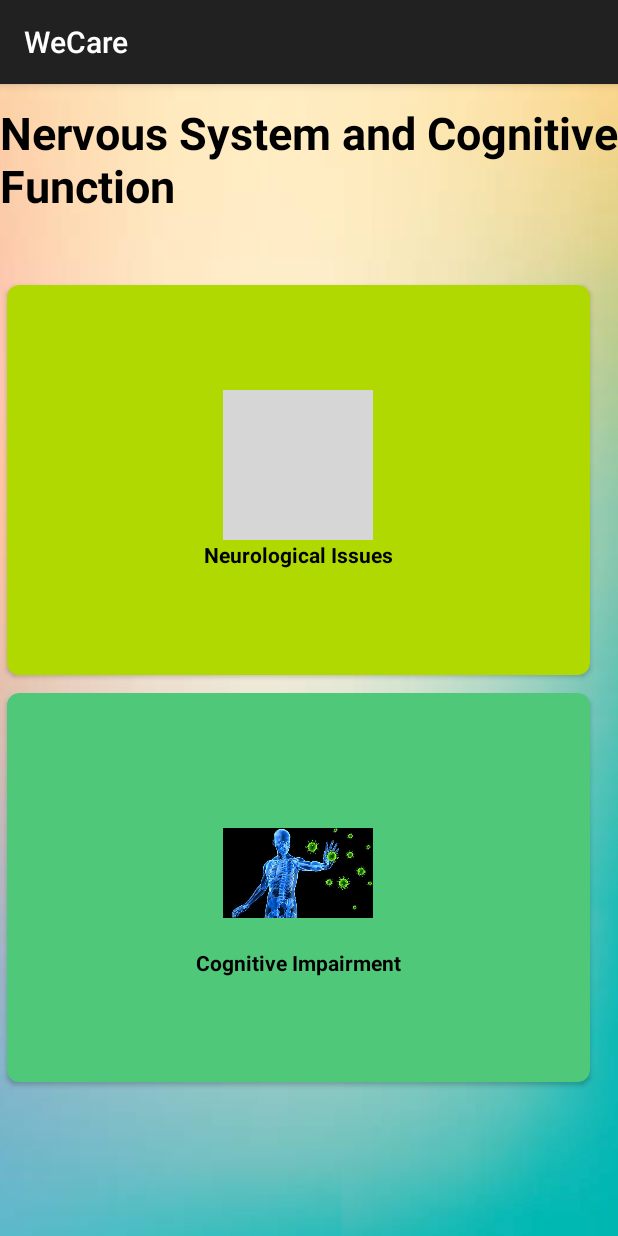
After one commit to krishnasmv/cs639-Team9, an Android app built with Jetpack Compose: the NervousSystem screen opened directly, with no data from a screen before it, on a phone screen of 412 x 824 dp. The commit adds this screen. Run offline under Robolectric (Android 15) with nearby library versions, the phone set to English and light mode, and no system bars; grey boxes are pictures that could not be loaded.

Commit message:
blood and nervous symptoms navigation

```diff
--- /dev/null
+++ b/app/src/main/java/com/example/wecare/NervousSystem.kt
@@ -0,0 +1,35 @@
+package com.example.wecare
+
+import android.os.Bundle
+import androidx.activity.enableEdgeToEdge
+import androidx.appcompat.app.AppCompatActivity
+import androidx.core.view.ViewCompat
+import androidx.core.view.WindowInsetsCompat
+import android.content.Context
+import android.content.Intent
+
+import android.widget.Toast
+import androidx.cardview.widget.CardView
+
+class NervousSystem : AppCompatActivity() {
+    private lateinit var binding: GeneralSymptoms
+    override fun onCreate(savedInstanceState: Bundle?) {
+        super.onCreate(savedInstanceState)
+//        enableEdgeToEdge()
+        setContentView(R.layout.activity_nervous_system);
+//        val sharedPreferences = getSharedPreferences("shared_prefs", Context.MODE_PRIVATE)
+//        val username = sharedPreferences.getString("username","").toString();
+//        Toast.makeText(applicationContext,"welcome "+username, Toast.LENGTH_SHORT).show();
+
+        val neurocard: CardView = findViewById(R.id.neurological)
+        neurocard.setOnClickListener {
+            startActivity(Intent(this, Neurological::class.java))
+        }
+
+        val cognitivecard: CardView = findViewById(R.id.cognitive)
+        cognitivecard.setOnClickListener {
+            startActivity(Intent(this, CognitiveImpairment::class.java))
+        }
+
+    }
+}
--- /dev/null
+++ b/app/src/main/res/layout/activity_nervous_system.xml
@@ -0,0 +1,110 @@
+<?xml version="1.0" encoding="utf-8"?>
+<androidx.constraintlayout.widget.ConstraintLayout xmlns:android="http://schemas.android.com/apk/res/android"
+    xmlns:app="http://schemas.android.com/apk/res-auto"
+    xmlns:tools="http://schemas.android.com/tools"
+    android:id="@+id/main"
+    android:layout_width="match_parent"
+    android:layout_height="match_parent"
+    android:background="@drawable/generalhealthbackgroundimage"
+    tools:context=".GeneralSymptoms">
+
+    <TextView
+        android:id="@+id/textView4"
+        android:layout_width="wrap_content"
+        android:layout_height="wrap_content"
+        android:layout_margin="12dp"
+        android:layout_marginHorizontal="50dp"
+        android:text="Nervous System and Cognitive Function"
+        android:textColor="@color/black"
+        android:textSize="30sp"
+        android:textStyle="bold"
+        app:layout_constraintEnd_toEndOf="parent"
+        app:layout_constraintStart_toStartOf="parent"
+        app:layout_constraintTop_toTopOf="parent" />
+
+    <GridLayout
+        android:id="@+id/gridlayout"
+        android:layout_width="398dp"
+        android:layout_height="543dp"
+        android:layout_margin="40dp"
+        android:columnCount="1"
+        android:rowCount="2"
+        app:layout_constraintTop_toBottomOf="@+id/textView4"
+        tools:layout_editor_absoluteX="7dp">
+
+        <androidx.cardview.widget.CardView
+            android:id="@+id/neurological"
+            android:layout_width="10dp"
+            android:layout_height="10dp"
+            android:layout_row="0"
+            android:layout_rowWeight="1"
+            android:layout_column="0"
+            android:layout_columnWeight="1"
+            android:layout_gravity="fill"
+            android:elevation="8dp"
+            app:cardBackgroundColor="#afd900"
+            app:cardCornerRadius="8dp"
+            app:cardUseCompatPadding="true">
+
+            <LinearLayout
+                android:layout_width="wrap_content"
+                android:layout_height="wrap_content"
+                android:layout_gravity="center_vertical|center_horizontal"
+                android:gravity="center"
+                android:orientation="vertical">
+
+                <ImageView
+                    android:layout_width="100dp"
+                    android:layout_height="100dp"
+                    android:src="@drawable/energyandvitality" />
+
+                <TextView
+                    android:layout_width="wrap_content"
+                    android:layout_height="match_parent"
+                    android:text="Neurological Issues"
+                    android:textAlignment="center"
+                    android:textColor="@color/black"
+                    android:textStyle="bold" />
+            </LinearLayout>
+        </androidx.cardview.widget.CardView>
+
+        <androidx.cardview.widget.CardView
+            android:id="@+id/cognitive"
+            android:layout_width="10dp"
+            android:layout_height="10dp"
+            android:layout_row="1"
+            android:layout_rowWeight="1"
+            android:layout_column="0"
+            android:layout_columnWeight="1"
+            android:layout_gravity="fill"
+            android:elevation="8dp"
+            app:cardBackgroundColor="#4fc879"
+            app:cardCornerRadius="8dp"
+            app:cardUseCompatPadding="true">
+
+            <LinearLayout
+                android:layout_width="wrap_content"
+                android:layout_height="wrap_content"
+                android:layout_gravity="center_vertical|center_horizontal"
+                android:gravity="center"
+                android:orientation="vertical">
+
+                <ImageView
+                    android:layout_width="100dp"
+                    android:layout_height="100dp"
+                    android:src="@drawable/immunesystem" />
+
+                <TextView
+                    android:layout_width="wrap_content"
+                    android:layout_height="match_parent"
+                    android:text="Cognitive Impairment"
+                    android:textAlignment="center"
+                    android:textColor="@color/black"
+                    android:textStyle="bold" />
+            </LinearLayout>
+        </androidx.cardview.widget.CardView>
+
+
+    </GridLayout>
+
+</androidx.constraintlayout.widget.ConstraintLayout>
```
Also changed, not shown: app/src/main/AndroidManifest.xml (+18 -0 lines), app/src/main/java/com/example/wecare/Anemia.kt (added, +38 -0 lines), app/src/main/java/com/example/wecare/BloodClotting.kt (added, +38 -0 lines), app/src/main/java/com/example/wecare/CognitiveImpairment.kt (added, +38 -0 lines), app/src/main/java/com/example/wecare/HomeActivity.kt (+16 -0 lines), app/src/main/java/com/example/wecare/Neurological.kt (added, +38 -0 lines), app/src/main/java/com/example/wecare/bloodCirulation.kt (added, +35 -0 lines), app/src/main/res/layout/activity_anemia.xml (added, +30 -0 lines), app/src/main/res/layout/activity_blood_cirulation.xml (added, +111 -0 lines), app/src/main/res/layout/activity_blood_clotting.xml (added, +30 -0 lines), app/src/main/res/layout/activity_cognitive_impairment.xml (added, +30 -0 lines), app/src/main/res/layout/activity_neurological.xml (added, +30 -0 lines).
